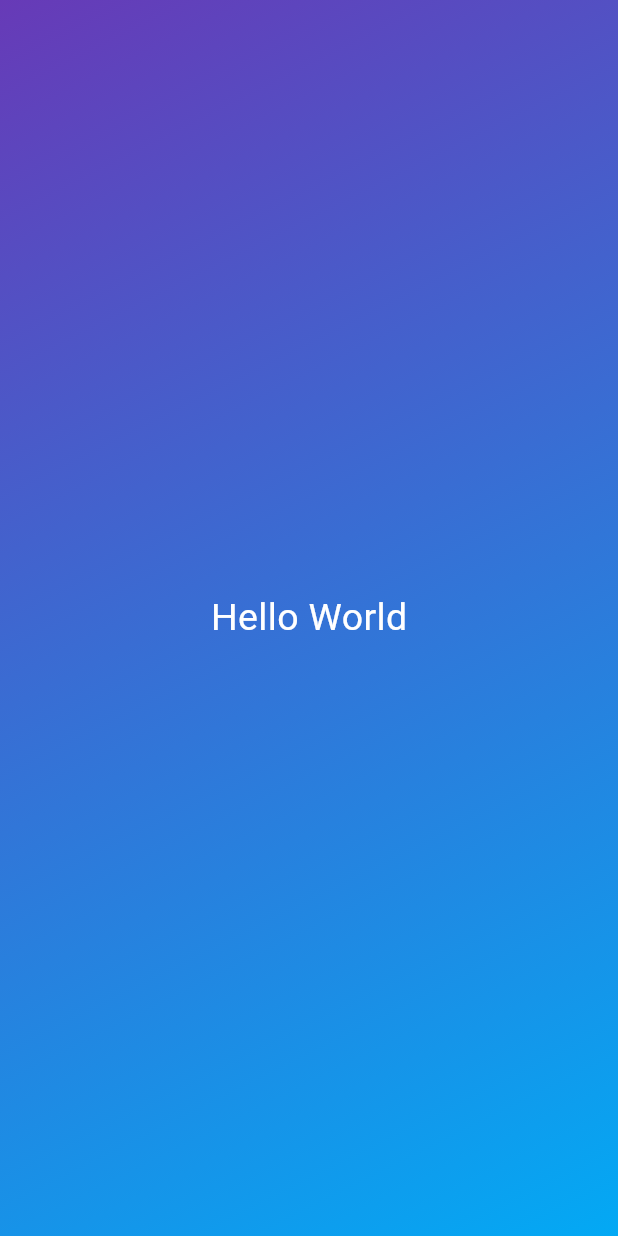
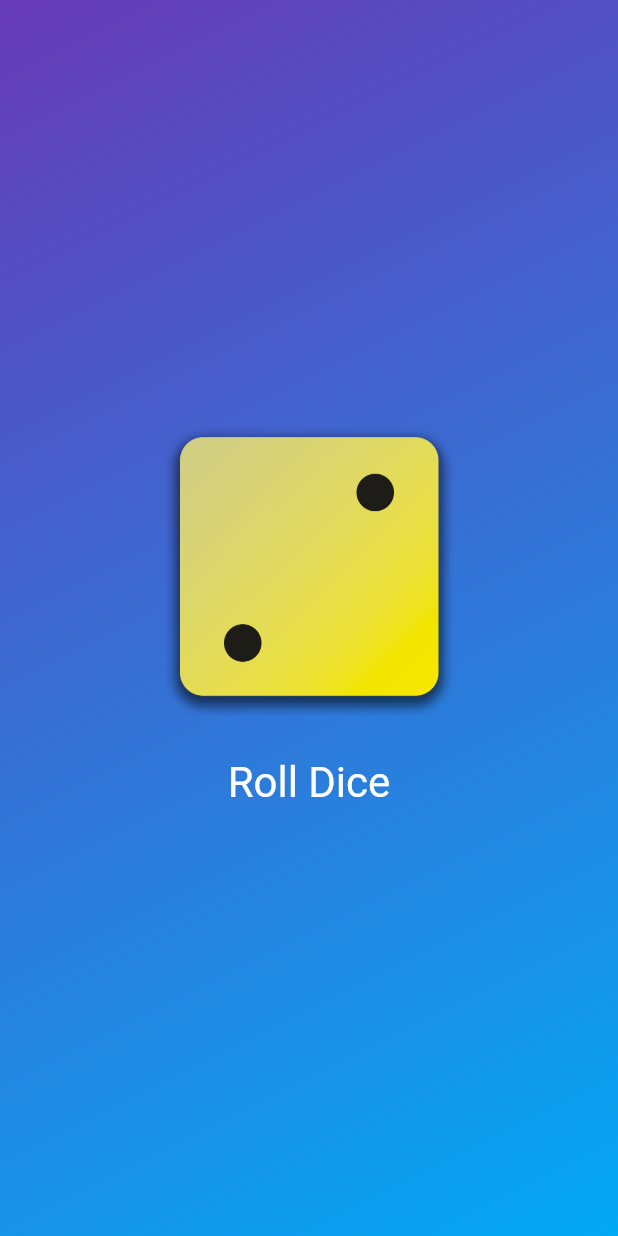
Before and after one commit to jeiellima/flutter-rollTheDice, a Flutter app: the screen it shows after launch, on a phone screen of 412 x 824 dp. Run offline on Flutter 3.47's test engine with Material 3 defaults, Android fonts, the phone set to English and light mode, and no system bars.

Commit message:
add: adicionando assets e novo arquivo

```diff
--- /dev/null
+++ b/first_app/lib/dice_roller.dart
@@ -0,0 +1,50 @@
+import 'package:flutter/material.dart';
+import 'dart:math';
+
+final randomizer = Random();
+
+class DiceRoller extends StatefulWidget {
+  const DiceRoller({super.key});
+
+  @override
+  State<DiceRoller> createState() {
+    return _DiceRollerState();
+  }
+}
+
+class _DiceRollerState extends State<DiceRoller> {
+  var currentDiceRoll = 2;
+
+  void rollDice() {
+    setState(() {
+      currentDiceRoll = randomizer.nextInt(6) + 1;
+    });
+  }
+
+  @override
+  Widget build(context) {
+    return Column(
+          mainAxisSize: MainAxisSize.min,
+          children: [
+            Image.asset(
+              'assets/images/dice-$currentDiceRoll.png',
+              width: 200,
+            ),
+            const SizedBox(height: 20),
+            TextButton(
+              onPressed: rollDice,
+              style: TextButton.styleFrom(
+                // padding: const EdgeInsets.only(
+                //   top:20
+                // ),
+                foregroundColor: Colors.white,
+                textStyle: const TextStyle(
+                  fontSize: 28,
+                ),
+              ),
+              child: const Text('Roll Dice'),
+            )
+          ],
+        );
+  }
+}
--- a/first_app/lib/grandient_container.dart
+++ b/first_app/lib/grandient_container.dart
@@ -1,28 +1,28 @@
-import 'package:first_app/styled_text.dart';
+import 'package:first_app/dice_roller.dart';
 import 'package:flutter/material.dart';
 
-var startAlignment = Alignment.topLeft;
-var endAlignment = Alignment.bottomRight;
+const startAlignment = Alignment.topLeft;
+const endAlignment = Alignment.bottomRight;
 
 class GradientContainer extends StatelessWidget {
   const GradientContainer(this.color1, this.color2, {super.key});
 
+  const GradientContainer.purple({super.key})
+    : color1 = Colors.deepPurple,
+      color2 = Colors.indigo;
+
   final Color color1;
   final Color color2;
-
 
   @override
   Widget build(context) {
     return Container(
       decoration: BoxDecoration(
         gradient: LinearGradient(
-          colors: [color1, color2],
-          begin: startAlignment,
-          end: endAlignment
-        ),
+            colors: [color1, color2], begin: startAlignment, end: endAlignment),
       ),
-      child: const Center(
-        child: StyledText('Hello World'),
+      child: Center(
+        child: DiceRoller(),
       ),
     );
   }
--- a/first_app/lib/main.dart
+++ b/first_app/lib/main.dart
@@ -3,9 +3,11 @@ import 'package:first_app/grandient_container.dart';
 
 void main() {
   runApp(
-    MaterialApp(
+    const MaterialApp(
       home: Scaffold(
-        body: GradientContainer(Colors.deepPurple, Colors.lightBlue),
+        body: GradientContainer(
+          Colors.deepPurple,
+          Colors.lightBlue),
       ),
     ),
   );
```
Also changed, not shown: first_app/pubspec.yaml (+7 -7 lines), 1 other file.
